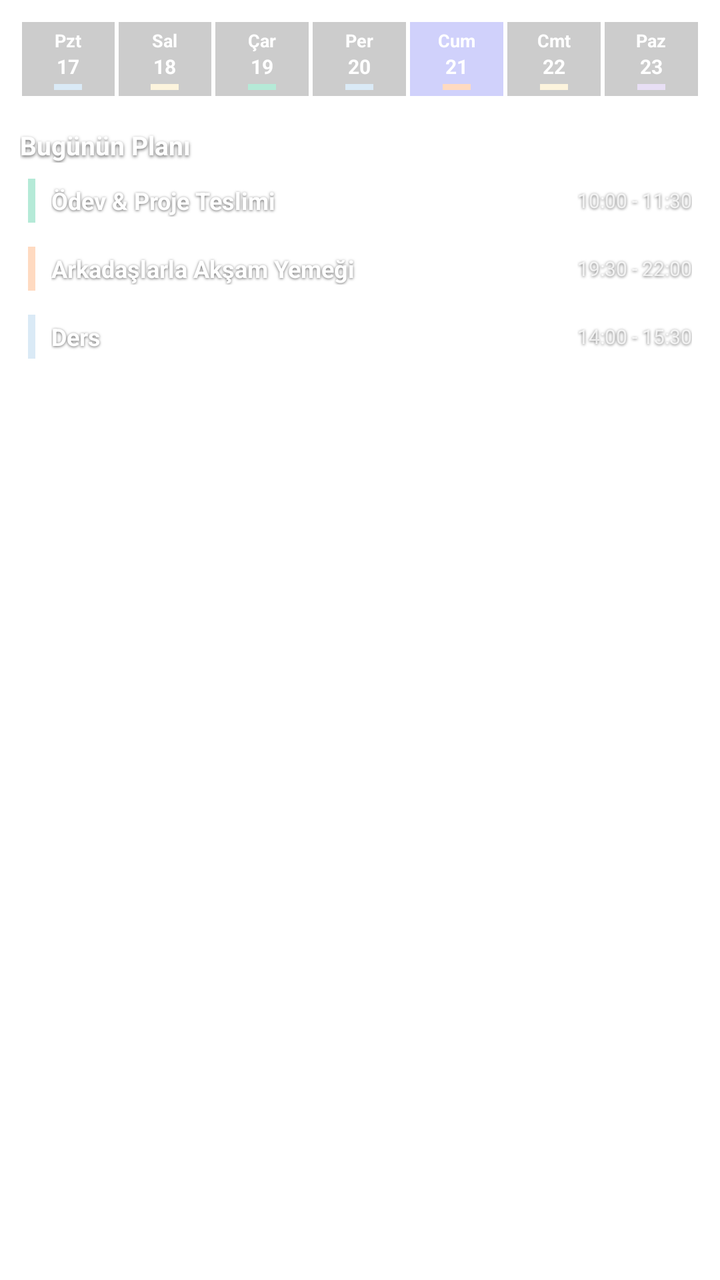
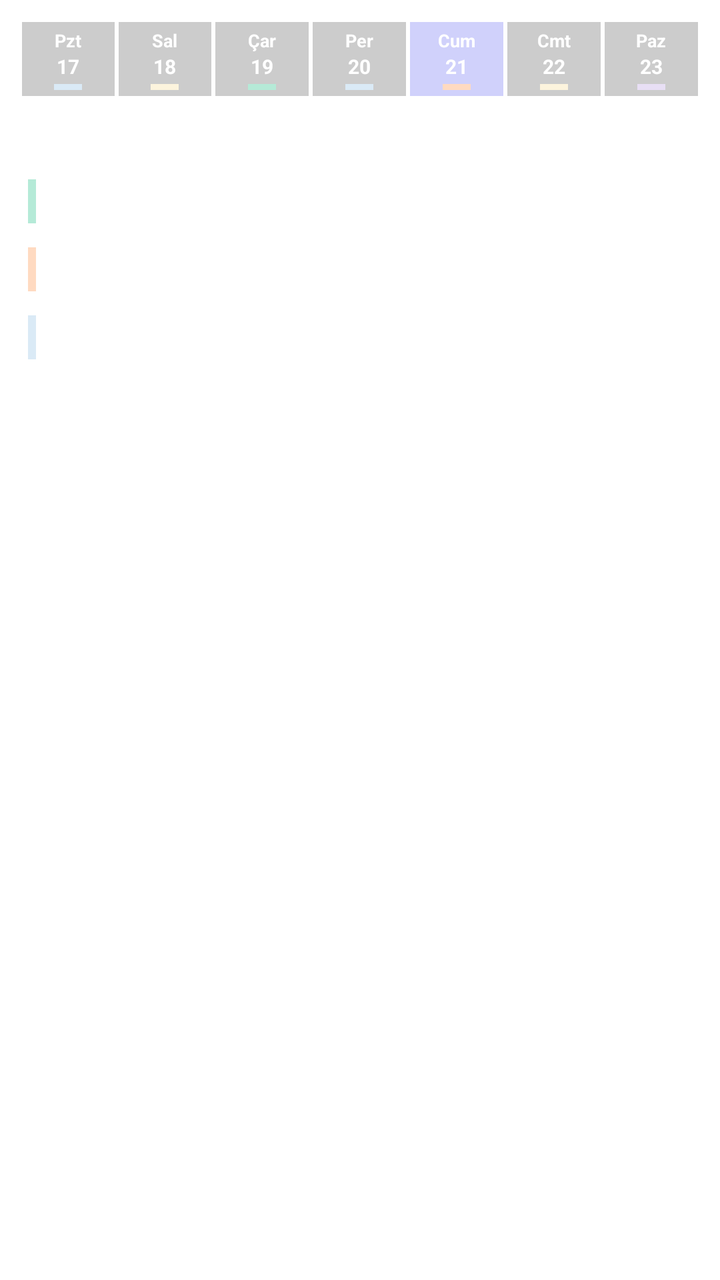

The first picture is an Android layout as it rendered before a commit; the second is the same layout after the commit. The layout source and the unified diff follow.
<!-- AndroidManifest.xml: fallback theme Theme.MaterialComponents.DayNight.NoActionBar -->
<!-- res/layout/aesthetic_weekly_widget_layout.xml -->
<?xml version="1.0" encoding="utf-8"?>
<LinearLayout xmlns:android="http://schemas.android.com/apk/res/android"
    android:id="@+id/widget_weekly_root"
    android:layout_width="match_parent"
    android:layout_height="match_parent"
    android:orientation="vertical"
    android:background="@android:color/transparent"
    android:padding="10dp">

    
    <LinearLayout
        android:id="@+id/widget_weekly_days_row"
        android:layout_width="match_parent"
        android:layout_height="wrap_content"
        android:orientation="horizontal"
        android:gravity="center"
        android:layout_marginBottom="8dp">

        
        <LinearLayout
            android:id="@+id/widget_day_col_1"
            android:layout_width="0dp"
            android:layout_height="wrap_content"
            android:layout_weight="1"
            android:orientation="vertical"
            android:gravity="center_horizontal"
            android:layout_margin="1dp"
            android:background="#33000000"
            android:padding="3dp">
            <TextView
                android:layout_width="wrap_content"
                android:layout_height="wrap_content"
                android:text="Pzt"
                android:textColor="#FFFFFFFF"
                android:textSize="9sp"
                android:textStyle="bold" />
            <TextView
                android:id="@+id/widget_day_num_1"
                android:layout_width="wrap_content"
                android:layout_height="wrap_content"
                android:text="17"
                android:textColor="#FFFFFFFF"
                android:textSize="10sp"
                android:textStyle="bold" />
            <View
                android:id="@+id/widget_day_dot_1"
                android:layout_width="14dp"
                android:layout_height="3dp"
                android:background="#DAEAF6"
                android:layout_marginTop="2dp" />
        </LinearLayout>

        
        <LinearLayout
            android:id="@+id/widget_day_col_2"
            android:layout_width="0dp"
            android:layout_height="wrap_content"
            android:layout_weight="1"
            android:orientation="vertical"
            android:gravity="center_horizontal"
            android:layout_margin="1dp"
            android:background="#33000000"
            android:padding="3dp">
            <TextView
                android:layout_width="wrap_content"
                android:layout_height="wrap_content"
                android:text="Sal"
                android:textColor="#FFFFFFFF"
                android:textSize="9sp"
                android:textStyle="bold" />
            <TextView
                android:id="@+id/widget_day_num_2"
                android:layout_width="wrap_content"
                android:layout_height="wrap_content"
                android:text="18"
                android:textColor="#FFFFFFFF"
                android:textSize="10sp"
                android:textStyle="bold" />
            <View
                android:id="@+id/widget_day_dot_2"
                android:layout_width="14dp"
                android:layout_height="3dp"
                android:background="#FCF4DD"
                android:layout_marginTop="2dp" />
        </LinearLayout>

        
        <LinearLayout
            android:id="@+id/widget_day_col_3"
            android:layout_width="0dp"
            android:layout_height="wrap_content"
            android:layout_weight="1"
            android:orientation="vertical"
            android:gravity="center_horizontal"
            android:layout_margin="1dp"
            android:background="#33000000"
            android:padding="3dp">
            <TextView
                android:layout_width="wrap_content"
                android:layout_height="wrap_content"
                android:text="Çar"
                android:textColor="#FFFFFFFF"
                android:textSize="9sp"
                android:textStyle="bold" />
            <TextView
                android:id="@+id/widget_day_num_3"
                android:layout_width="wrap_content"
                android:layout_height="wrap_content"
                android:text="19"
                android:textColor="#FFFFFFFF"
                android:textSize="10sp"
                android:textStyle="bold" />
            <View
                android:id="@+id/widget_day_dot_3"
                android:layout_width="14dp"
                android:layout_height="3dp"
                android:background="#B5EAD7"
                android:layout_marginTop="2dp" />
        </LinearLayout>

        
        <LinearLayout
            android:id="@+id/widget_day_col_4"
            android:layout_width="0dp"
            android:layout_height="wrap_content"
            android:layout_weight="1"
            android:orientation="vertical"
            android:gravity="center_horizontal"
            android:layout_margin="1dp"
            android:background="#33000000"
            android:padding="3dp">
            <TextView
                android:layout_width="wrap_content"
                android:layout_height="wrap_content"
                android:text="Per"
                android:textColor="#FFFFFFFF"
                android:textSize="9sp"
                android:textStyle="bold" />
            <TextView
                android:id="@+id/widget_day_num_4"
                android:layout_width="wrap_content"
                android:layout_height="wrap_content"
                android:text="20"
                android:textColor="#FFFFFFFF"
                android:textSize="10sp"
                android:textStyle="bold" />
            <View
                android:id="@+id/widget_day_dot_4"
                android:layout_width="14dp"
                android:layout_height="3dp"
                android:background="#DAEAF6"
                android:layout_marginTop="2dp" />
        </LinearLayout>

        
        <LinearLayout
            android:id="@+id/widget_day_col_5"
            android:layout_width="0dp"
            android:layout_height="wrap_content"
            android:layout_weight="1"
            android:orientation="vertical"
            android:gravity="center_horizontal"
            android:layout_margin="1dp"
            android:background="#4D6366F1"
            android:padding="3dp">
            <TextView
                android:layout_width="wrap_content"
                android:layout_height="wrap_content"
                android:text="Cum"
                android:textColor="#FFFFFFFF"
                android:textSize="9sp"
                android:textStyle="bold" />
            <TextView
                android:id="@+id/widget_day_num_5"
                android:layout_width="wrap_content"
                android:layout_height="wrap_content"
                android:text="21"
                android:textColor="#FFFFFFFF"
                android:textSize="10sp"
                android:textStyle="bold" />
            <View
                android:id="@+id/widget_day_dot_5"
                android:layout_width="14dp"
                android:layout_height="3dp"
                android:background="#FFDAC1"
                android:layout_marginTop="2dp" />
        </LinearLayout>

        
        <LinearLayout
            android:id="@+id/widget_day_col_6"
            android:layout_width="0dp"
            android:layout_height="wrap_content"
            android:layout_weight="1"
            android:orientation="vertical"
            android:gravity="center_horizontal"
            android:layout_margin="1dp"
            android:background="#33000000"
            android:padding="3dp">
            <TextView
                android:layout_width="wrap_content"
                android:layout_height="wrap_content"
                android:text="Cmt"
                android:textColor="#FFFFFFFF"
                android:textSize="9sp"
                android:textStyle="bold" />
            <TextView
                android:id="@+id/widget_day_num_6"
                android:layout_width="wrap_content"
                android:layout_height="wrap_content"
                android:text="22"
                android:textColor="#FFFFFFFF"
                android:textSize="10sp"
                android:textStyle="bold" />
            <View
                android:id="@+id/widget_day_dot_6"
                android:layout_width="14dp"
                android:layout_height="3dp"
                android:background="#FCF4DD"
                android:layout_marginTop="2dp" />
        </LinearLayout>

        
        <LinearLayout
            android:id="@+id/widget_day_col_7"
            android:layout_width="0dp"
            android:layout_height="wrap_content"
            android:layout_weight="1"
            android:orientation="vertical"
            android:gravity="center_horizontal"
            android:layout_margin="1dp"
            android:background="#33000000"
            android:padding="3dp">
            <TextView
                android:layout_width="wrap_content"
                android:layout_height="wrap_content"
                android:text="Paz"
                android:textColor="#FFFFFFFF"
                android:textSize="9sp"
                android:textStyle="bold" />
            <TextView
                android:id="@+id/widget_day_num_7"
                android:layout_width="wrap_content"
                android:layout_height="wrap_content"
                android:text="23"
                android:textColor="#FFFFFFFF"
                android:textSize="10sp"
                android:textStyle="bold" />
            <View
                android:id="@+id/widget_day_dot_7"
                android:layout_width="14dp"
                android:layout_height="3dp"
                android:background="#E8DFF5"
                android:layout_marginTop="2dp" />
        </LinearLayout>
    </LinearLayout>

    <View
        android:layout_width="match_parent"
        android:layout_height="0.8dp"
        android:background="#33FFFFFF"
        android:layout_marginBottom="6dp" />

    
    <TextView
        android:id="@+id/widget_weekly_title"
        android:layout_width="match_parent"
        android:layout_height="wrap_content"
        android:text="Bugünün Planı"
        android:textColor="#FFFFFFFF"
        android:textSize="13sp"
        android:textStyle="bold"
        android:shadowColor="#99000000"
        android:shadowDx="0"
        android:shadowDy="2"
        android:shadowRadius="4"
        android:layout_marginBottom="4dp" />

    <TextView
        android:id="@+id/widget_weekly_empty_text"
        android:layout_width="match_parent"
        android:layout_height="wrap_content"
        android:text="Bugün için plan bulunmuyor ✨"
        android:textColor="#B3FFFFFF"
        android:textSize="11sp"
        android:visibility="gone"
        android:padding="8dp" />

    
    <LinearLayout
        android:id="@+id/widget_weekly_item_1"
        android:layout_width="match_parent"
        android:layout_height="wrap_content"
        android:orientation="horizontal"
        android:gravity="center_vertical"
        android:layout_marginBottom="4dp"
        android:padding="4dp">
        <View
            android:id="@+id/widget_weekly_item_1_bar"
            android:layout_width="3.5dp"
            android:layout_height="22dp"
            android:background="#B5EAD7"
            android:layout_marginEnd="8dp" />
        <TextView
            android:id="@+id/widget_weekly_item_1_title"
            android:layout_width="0dp"
            android:layout_height="wrap_content"
            android:layout_weight="1"
            android:text="Ödev &amp; Proje Teslimi"
            android:textColor="#FFFFFFFF"
            android:textSize="12sp"
            android:textStyle="bold"
            android:shadowColor="#99000000"
            android:shadowDx="0"
            android:shadowDy="1"
            android:shadowRadius="3" />
        <TextView
            android:id="@+id/widget_weekly_item_1_time"
            android:layout_width="wrap_content"
            android:layout_height="wrap_content"
            android:text="10:00 - 11:30"
            android:textColor="#CCFFFFFF"
            android:textSize="10sp"
            android:shadowColor="#99000000"
            android:shadowDx="0"
            android:shadowDy="1"
            android:shadowRadius="3" />
    </LinearLayout>

    
    <LinearLayout
        android:id="@+id/widget_weekly_item_2"
        android:layout_width="match_parent"
        android:layout_height="wrap_content"
        android:orientation="horizontal"
        android:gravity="center_vertical"
        android:layout_marginBottom="4dp"
        android:padding="4dp">
        <View
            android:id="@+id/widget_weekly_item_2_bar"
            android:layout_width="3.5dp"
            android:layout_height="22dp"
            android:background="#FFDAC1"
            android:layout_marginEnd="8dp" />
        <TextView
            android:id="@+id/widget_weekly_item_2_title"
            android:layout_width="0dp"
            android:layout_height="wrap_content"
            android:layout_weight="1"
            android:text="Arkadaşlarla Akşam Yemeği"
            android:textColor="#FFFFFFFF"
            android:textSize="12sp"
            android:textStyle="bold"
            android:shadowColor="#99000000"
            android:shadowDx="0"
            android:shadowDy="1"
            android:shadowRadius="3" />
        <TextView
            android:id="@+id/widget_weekly_item_2_time"
            android:layout_width="wrap_content"
            android:layout_height="wrap_content"
            android:text="19:30 - 22:00"
            android:textColor="#CCFFFFFF"
            android:textSize="10sp"
            android:shadowColor="#99000000"
            android:shadowDx="0"
            android:shadowDy="1"
            android:shadowRadius="3" />
    </LinearLayout>

    
    <LinearLayout
        android:id="@+id/widget_weekly_item_3"
        android:layout_width="match_parent"
        android:layout_height="wrap_content"
        android:orientation="horizontal"
        android:gravity="center_vertical"
        android:layout_marginBottom="4dp"
        android:padding="4dp">
        <View
            android:id="@+id/widget_weekly_item_3_bar"
            android:layout_width="3.5dp"
            android:layout_height="22dp"
            android:background="#DAEAF6"
            android:layout_marginEnd="8dp" />
        <TextView
            android:id="@+id/widget_weekly_item_3_title"
            android:layout_width="0dp"
            android:layout_height="wrap_content"
            android:layout_weight="1"
            android:text="Ders"
            android:textColor="#FFFFFFFF"
            android:textSize="12sp"
            android:textStyle="bold"
            android:shadowColor="#99000000"
            android:shadowDx="0"
            android:shadowDy="1"
            android:shadowRadius="3" />
        <TextView
            android:id="@+id/widget_weekly_item_3_time"
            android:layout_width="wrap_content"
            android:layout_height="wrap_content"
            android:text="14:00 - 15:30"
            android:textColor="#CCFFFFFF"
            android:textSize="10sp"
            android:shadowColor="#99000000"
            android:shadowDx="0"
            android:shadowDy="1"
            android:shadowRadius="3" />
    </LinearLayout>
</LinearLayout>
<!-- resources referenced by this layout -->
<resources>

</resources>

<!-- the commit's change to res/layout/aesthetic_weekly_widget_layout.xml (unified diff, before → after) -->
@@ -257,7 +257,7 @@
 
     <View
         android:layout_width="match_parent"
-        android:layout_height="0.8dp"
+        android:layout_height="1dp"
         android:background="#33FFFFFF"
         android:layout_marginBottom="6dp" />
 
@@ -270,10 +270,6 @@
         android:textColor="#FFFFFFFF"
         android:textSize="13sp"
         android:textStyle="bold"
-        android:shadowColor="#99000000"
-        android:shadowDx="0"
-        android:shadowDy="2"
-        android:shadowRadius="4"
         android:layout_marginBottom="4dp" />
 
     <TextView
@@ -297,7 +293,7 @@
         android:padding="4dp">
         <View
             android:id="@+id/widget_weekly_item_1_bar"
-            android:layout_width="3.5dp"
+            android:layout_width="4dp"
             android:layout_height="22dp"
             android:background="#B5EAD7"
             android:layout_marginEnd="8dp" />
@@ -306,25 +302,17 @@
             android:layout_width="0dp"
             android:layout_height="wrap_content"
             android:layout_weight="1"
-            android:text="Ödev &amp; Proje Teslimi"
+            android:text="Plan 1"
             android:textColor="#FFFFFFFF"
             android:textSize="12sp"
-            android:textStyle="bold"
-            android:shadowColor="#99000000"
-            android:shadowDx="0"
-            android:shadowDy="1"
-            android:shadowRadius="3" />
+            android:textStyle="bold" />
         <TextView
             android:id="@+id/widget_weekly_item_1_time"
             android:layout_width="wrap_content"
             android:layout_height="wrap_content"
             android:text="10:00 - 11:30"
             android:textColor="#CCFFFFFF"
-            android:textSize="10sp"
-            android:shadowColor="#99000000"
-            android:shadowDx="0"
-            android:shadowDy="1"
-            android:shadowRadius="3" />
+            android:textSize="10sp" />
     </LinearLayout>
 
     
@@ -338,7 +326,7 @@
         android:padding="4dp">
         <View
             android:id="@+id/widget_weekly_item_2_bar"
-            android:layout_width="3.5dp"
+            android:layout_width="4dp"
             android:layout_height="22dp"
             android:background="#FFDAC1"
             android:layout_marginEnd="8dp" />
@@ -347,25 +335,17 @@
             android:layout_width="0dp"
             android:layout_height="wrap_content"
             android:layout_weight="1"
-            android:text="Arkadaşlarla Akşam Yemeği"
+            android:text="Plan 2"
             android:textColor="#FFFFFFFF"
             android:textSize="12sp"
-            android:textStyle="bold"
-            android:shadowColor="#99000000"
-            android:shadowDx="0"
-            android:shadowDy="1"
-            android:shadowRadius="3" />
+            android:textStyle="bold" />
         <TextView
             android:id="@+id/widget_weekly_item_2_time"
             android:layout_width="wrap_content"
             android:layout_height="wrap_content"
             android:text="19:30 - 22:00"
             android:textColor="#CCFFFFFF"
-            android:textSize="10sp"
-            android:shadowColor="#99000000"
-            android:shadowDx="0"
-            android:shadowDy="1"
-            android:shadowRadius="3" />
+            android:textSize="10sp" />
     </LinearLayout>
 
     
@@ -379,7 +359,7 @@
         android:padding="4dp">
         <View
             android:id="@+id/widget_weekly_item_3_bar"
-            android:layout_width="3.5dp"
+            android:layout_width="4dp"
             android:layout_height="22dp"
             android:background="#DAEAF6"
             android:layout_marginEnd="8dp" />
@@ -388,24 +368,16 @@
             android:layout_width="0dp"
             android:layout_height="wrap_content"
             android:layout_weight="1"
-            android:text="Ders"
+            android:text="Plan 3"
             android:textColor="#FFFFFFFF"
             android:textSize="12sp"
-            android:textStyle="bold"
-            android:shadowColor="#99000000"
-            android:shadowDx="0"
-            android:shadowDy="1"
-            android:shadowRadius="3" />
+            android:textStyle="bold" />
         <TextView
             android:id="@+id/widget_weekly_item_3_time"
             android:layout_width="wrap_content"
             android:layout_height="wrap_content"
             android:text="14:00 - 15:30"
             android:textColor="#CCFFFFFF"
-            android:textSize="10sp"
-            android:shadowColor="#99000000"
-            android:shadowDx="0"
-            android:shadowDy="1"
-            android:shadowRadius="3" />
+            android:textSize="10sp" />
     </LinearLayout>
 </LinearLayout>
